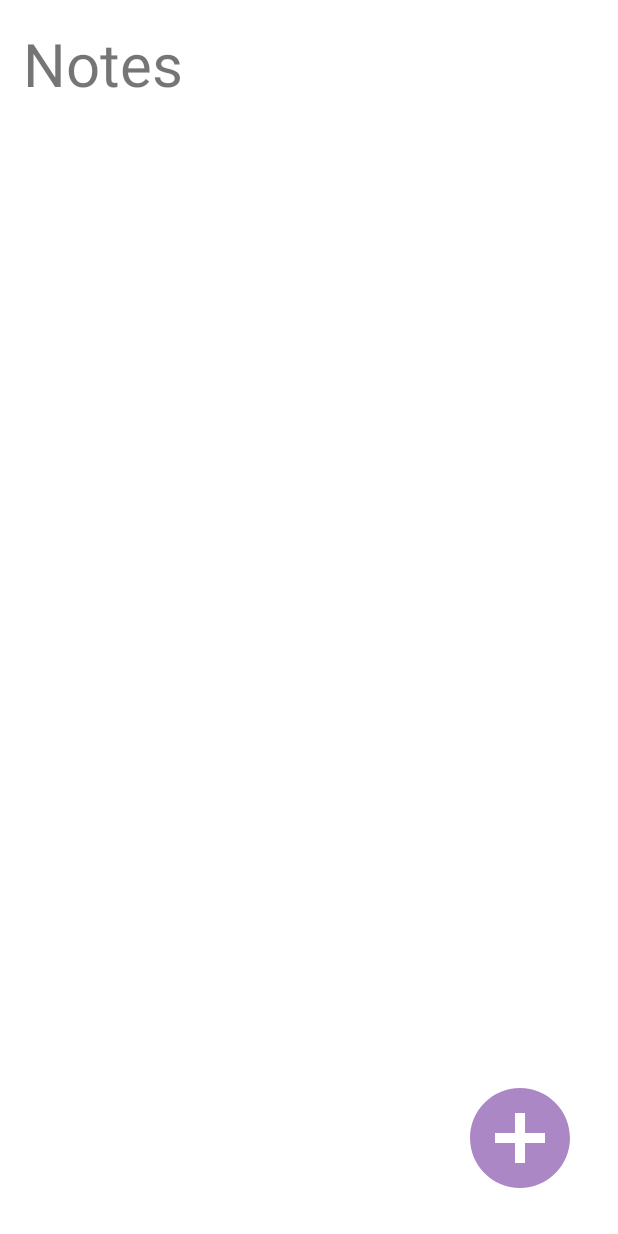
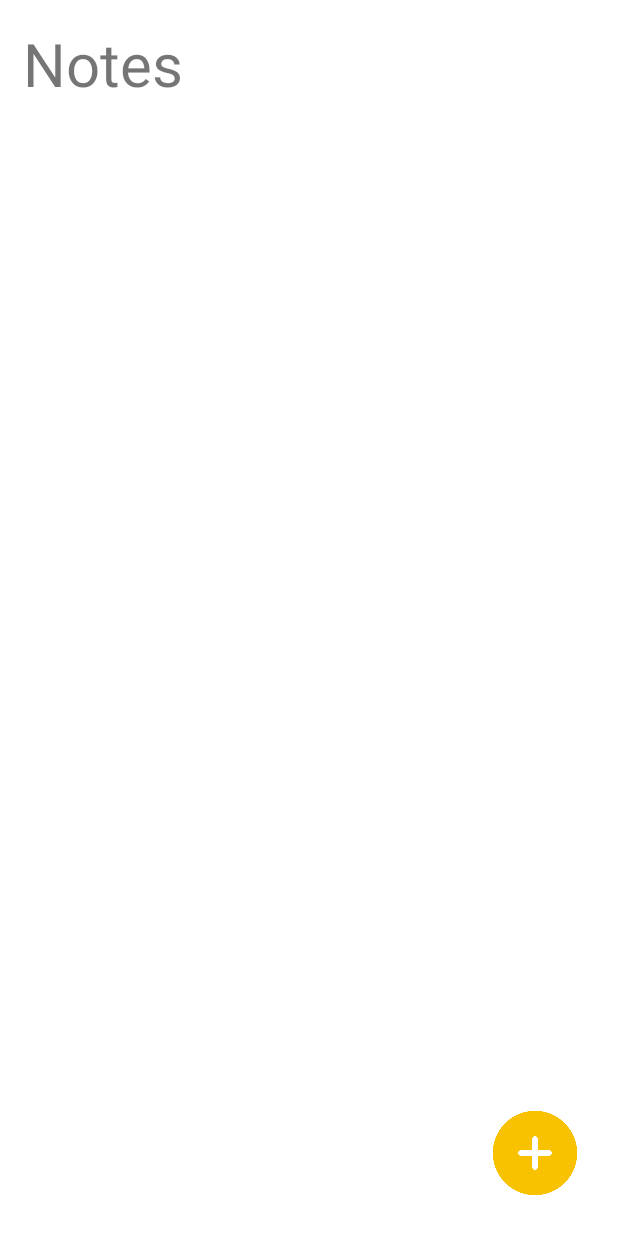
Before and after one commit to aayushitiwari03/NotePad, an Android app: the screen it shows after launch (MainActivity), on a phone screen of 412 x 824 dp. Run offline under Robolectric (Android 15) with nearby library versions, the phone set to English and light mode, and no system bars; our stand-ins replace Room's generated code, data binding; Roboto replaces fonts that are not available here.

Commit message:
Mini changes.

```diff
--- a/app/src/main/java/com/aayushi/notepad/activity/MainActivity.kt
+++ b/app/src/main/java/com/aayushi/notepad/activity/MainActivity.kt
@@ -2,6 +2,7 @@ package com.aayushi.notepad.activity
 
 import androidx.appcompat.app.AppCompatActivity
 import android.os.Bundle
+import androidx.activity.enableEdgeToEdge
 import androidx.databinding.DataBindingUtil
 import androidx.navigation.fragment.NavHostFragment
 import com.aayushi.notepad.R
@@ -11,6 +12,7 @@ class MainActivity : AppCompatActivity() {
     lateinit var binding:ActivityMainBinding
     override fun onCreate(savedInstanceState: Bundle?) {
         super.onCreate(savedInstanceState)
+        enableEdgeToEdge()
         binding = DataBindingUtil.setContentView(this, R.layout.activity_main)
 
         val navHostFragment = supportFragmentManager.findFragmentById(R.id.nav_host_graph) as NavHostFragment
--- a/app/src/main/res/drawable/baseline_add_circle_24.xml
+++ b/app/src/main/res/drawable/baseline_add_circle_24.xml
@@ -1,4 +1,4 @@
-<vector android:height="24dp" android:tint="#AC87C5"
+<vector android:height="24dp" android:tint="#f9c200"
     android:viewportHeight="24" android:viewportWidth="24"
     android:width="24dp" xmlns:android="http://schemas.android.com/apk/res/android">
     <path android:fillColor="@android:color/white" android:pathData="M12,2C6.48,2 2,6.48 2,12s4.48,10 10,10 10,-4.48 10,-10S17.52,2 12,2zM17,13h-4v4h-2v-4L7,13v-2h4L11,7h2v4h4v2z"/>
--- a/app/src/main/res/layout/fragment_display_notes.xml
+++ b/app/src/main/res/layout/fragment_display_notes.xml
@@ -15,10 +15,12 @@
             android:layout_height="wrap_content"
             android:fontFamily="@font/amiko"
             android:text="Notes"
+            app:layout_constraintStart_toStartOf="parent"
+            app:layout_constraintTop_toTopOf="parent"
             android:layout_margin="10dp"
             android:textSize="40sp"
-            app:layout_constraintStart_toStartOf="parent"
-            app:layout_constraintTop_toTopOf="parent">
+            android:layout_marginTop="22dp"
+            >
 
         </TextView>
 
@@ -33,16 +35,16 @@
 
         </androidx.recyclerview.widget.RecyclerView>
 
-        <ImageView
+        <androidx.constraintlayout.utils.widget.ImageFilterView
             android:id="@+id/floatingActionButton2"
-            android:layout_width="80dp"
-            android:layout_height="80dp"
+            android:layout_width="60dp"
+            android:layout_height="60dp"
             android:clickable="true"
-            android:elevation="10dp"
+            android:elevation="30dp"
             app:layout_constraintBottom_toBottomOf="parent"
             app:layout_constraintEnd_toEndOf="parent"
             android:layout_margin="20dp"
-            android:src="@drawable/baseline_add_circle_24" />
+            android:src="@drawable/add" />
 
     </androidx.constraintlayout.widget.ConstraintLayout>
 </layout>
--- a/app/src/main/res/values-night/themes.xml
+++ b/app/src/main/res/values-night/themes.xml
@@ -2,12 +2,12 @@
     <!-- Base application theme. -->
     <style name="Theme.NotePad" parent="Theme.MaterialComponents.Light.NoActionBar">
         <!-- Primary brand color. -->
-        <item name="colorPrimary">@color/purple_200</item>
-        <item name="colorPrimaryVariant">@color/purple_200</item>
+        <item name="colorPrimary">@color/themeColor</item>
+        <item name="colorPrimaryVariant">@color/themeColor</item>
         <item name="colorOnPrimary">@color/white</item>
         <!-- Secondary brand color. -->
-        <item name="colorSecondary">@color/teal_200</item>
-        <item name="colorSecondaryVariant">@color/teal_700</item>
+        <item name="colorSecondary">@color/black</item>
+        <item name="colorSecondaryVariant">@color/black</item>
         <item name="colorOnSecondary">@color/black</item>
         <!-- Status bar color. -->
         <item name="android:statusBarColor">?attr/colorPrimaryVariant</item>
--- a/app/src/main/res/values/colors.xml
+++ b/app/src/main/res/values/colors.xml
@@ -8,4 +8,6 @@
     <color name="black">#FF000000</color>
     <color name="white">#FFFFFFFF</color>
     <color name="gray">#D8D8D8</color>
+
+    <color name="themeColor">#f9c200</color>
 </resources>
--- a/app/src/main/res/values/themes.xml
+++ b/app/src/main/res/values/themes.xml
@@ -2,12 +2,12 @@
     <!-- Base application theme. -->
     <style name="Theme.NotePad" parent="Theme.MaterialComponents.Light.NoActionBar">
         <!-- Primary brand color. -->
-        <item name="colorPrimary">@color/purple_200</item>
-        <item name="colorPrimaryVariant">@color/purple_200</item>
+        <item name="colorPrimary">@color/themeColor</item>
+        <item name="colorPrimaryVariant">@color/themeColor</item>
         <item name="colorOnPrimary">@color/white</item>
         <!-- Secondary brand color. -->
-        <item name="colorSecondary">@color/teal_200</item>
-        <item name="colorSecondaryVariant">@color/teal_700</item>
+        <item name="colorSecondary">@color/black</item>
+        <item name="colorSecondaryVariant">@color/black</item>
         <item name="colorOnSecondary">@color/black</item>
         <!-- Status bar color. -->
         <item name="android:statusBarColor">?attr/colorPrimaryVariant</item>
```
Also changed, not shown: app/src/main/res/drawable/add.png (added).
